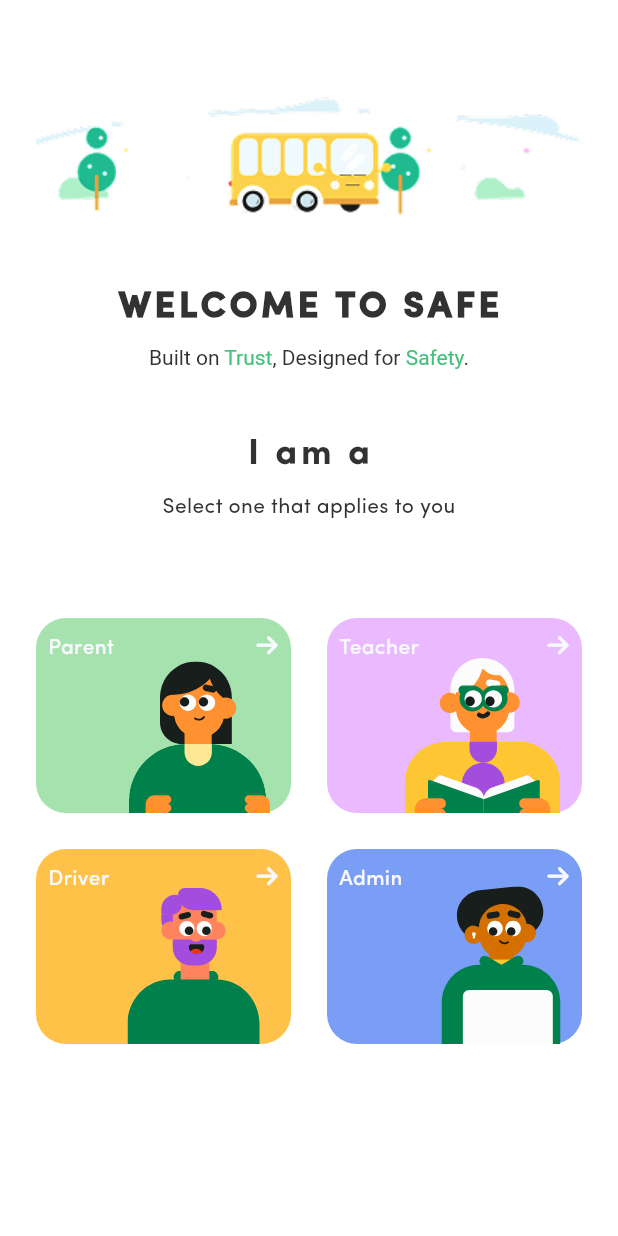
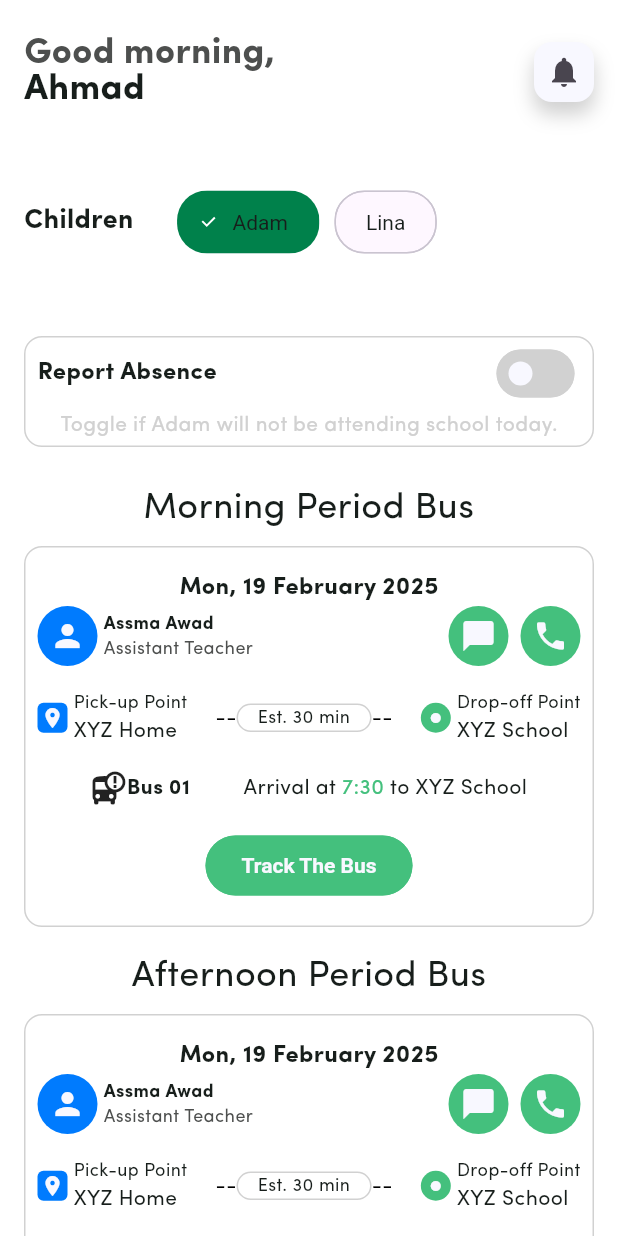
Before and after one commit to Dimah02/safe_bus, a Flutter app: the screen it shows after launch, on a phone screen of 412 x 824 dp. Run offline on Flutter 3.47's test engine with Material 3 defaults, Android fonts, the phone set to English and light mode, and no system bars; our stand-ins replace flutter_dotenv, flutter_svg, font_awesome_flutter, get_it, go_router, google_maps_flutter and 1 more; missing offline and left inert: flutter_polyline_points; project files that could hold a hidden picture were left out.

Commit message:
Parent home screen

```diff
--- a/lib/core/styles/colors.dart
+++ b/lib/core/styles/colors.dart
@@ -42,6 +42,8 @@ class KColors {
   static const labelSecondary = Color.fromRGBO(60, 60, 67, 0.6);
 
   static const routeRed = Color.fromRGBO(236, 56, 11, 0.98);
+  static const fadedRed = Color.fromRGBO(200, 72, 72, 1);
+    static const pinkishRed = Color.fromRGBO(200, 72, 72, 0.1);
 
   static const textFieldHintColor = Color(0xff9CA3AF);
   static const textFieldStrok = Color(0xffDFE4EA);
--- a/lib/core/styles/sizes.dart
+++ b/lib/core/styles/sizes.dart
@@ -15,6 +15,7 @@ class KSizes {
   static const double iconSm = 16.0;
   static const double iconMd = 24.0;
   static const double iconLg = 32.0;
+  static const double iconXlg = 48.0;
 
   // Font sizes
   static const double fonstSizexSm = 12.0;
@@ -44,6 +45,7 @@ class KSizes {
   static const double borderRadiusSm = 4.0;
   static const double bordarRadiusMd = 8.0;
   static const double borderRadiusLg = 12.0;
+  static const double borderRadiusxLg = 20.0;
 
   //Input field
   static const double inputFieldRAdius = 12.0;
--- a/lib/core/utils/app_routes.dart
+++ b/lib/core/utils/app_routes.dart
@@ -1,5 +1,6 @@
 import 'package:go_router/go_router.dart';
 import 'package:safe_bus/features/driver/map/presentation/driver_map_screen.dart';
+import 'package:safe_bus/features/parent/home/presentation/parent_home_screen.dart';
 import 'package:safe_bus/features/shared/login/presentation/views/login_screen.dart';
 import 'package:safe_bus/features/shared/login/presentation/views/splash_screen.dart';
 
@@ -11,14 +12,14 @@ abstract class AppRouter {
   static final String splash = "/";
   static final String login = "/login";
   static final String driverMap = "/driverMap";
+  static final String parentHomePage = "/parentHomePage";
   static final router = GoRouter(
     routes: [
       GoRoute(path: splash, builder: (context, state) => const SplashScreen()),
       GoRoute(path: login, builder: (context, state) => const LoginScreen()),
-      GoRoute(
-        path: driverMap,
-        builder: (context, state) => const DriverMapScreen(),
-      ),
+      GoRoute(path: driverMap, builder: (context, state) => const DriverMapScreen(),),
+      GoRoute(path: parentHomePage, builder: (context, state) => const ParentHomeScreen(),),
     ],
+    initialLocation: parentHomePage,
   );
 }
--- /dev/null
+++ b/lib/features/parent/home/presentation/parent_home_screen.dart
@@ -0,0 +1,128 @@
+import 'package:flutter/material.dart';
+import 'package:go_router/go_router.dart';
+import 'package:safe_bus/core/styles/sizes.dart';
+import 'package:safe_bus/core/styles/colors.dart';
+import 'package:safe_bus/core/utils/app_routes.dart';
+import 'package:safe_bus/features/parent/home/presentation/widgets/absence_report.dart';
+import 'package:safe_bus/features/parent/home/presentation/widgets/absence_switch_button.dart';
+import 'package:safe_bus/features/parent/home/presentation/widgets/bus_schedule.dart';
+import 'package:safe_bus/features/parent/home/presentation/widgets/children_list_view.dart';
+
+class ParentHomeScreen extends StatefulWidget {
+  const ParentHomeScreen({super.key});
+
+  @override
+  State<ParentHomeScreen> createState() => _ParentHomeScreenState();
+}
+
+class _ParentHomeScreenState extends State<ParentHomeScreen> {
+  bool isAbsent = false;
+
+  @override
+  Widget build(BuildContext context) { //header
+    return Scaffold(
+      body: SingleChildScrollView(
+        child: Padding(
+          padding: EdgeInsets.fromLTRB(KSizes.md, KSizes.lg, KSizes.md, 0),
+          child: Column(
+            mainAxisAlignment: MainAxisAlignment.center,
+            children: [
+              Row(
+                children: [
+                  Column(
+                    crossAxisAlignment: CrossAxisAlignment.start,
+                    children: [
+                      Text("Good morning,",
+                        style: TextStyle(
+                          color: KColors.darkGrey,
+                          fontWeight: FontWeight.bold,
+                          fontSize: KSizes.fonstSizexLg,
+                          height: 0
+                        )
+                      ),
+                      Text("Ahmad",
+                        style: TextStyle(
+                          color: KColors.black,
+                          fontWeight: FontWeight.bold,
+                          fontSize: KSizes.fonstSizexLg,
+                          height: 0
+                        )
+                      ),
+                    ],
+                  ),
+                  Spacer(),
+                  Container(
+                    height: 40,
+                    width: 40,
+                    decoration: BoxDecoration(
+                      color: KColors.white,
+                      borderRadius: BorderRadius.all(Radius.circular(KSizes.buttonRadius)),
+                      boxShadow: [
+                        BoxShadow(
+                          color: KColors.lighterGrey,
+                          blurRadius: 10,
+                          spreadRadius: 0.5,
+                          offset: Offset(0, 8)
+                        )
+                      ]
+                    ),
+                    child: IconButton(
+                      icon: Icon(Icons.notifications),
+                      iconSize: KSizes.iconMd,
+                      onPressed: () { //ToDo:
+                        GoRouter.of(context).push(AppRouter.splash);
+                      },
+                    ),
+                  ),
+                ],
+              ),
+              Row(
+                children: [
+                  Text("Children",
+                    style: TextStyle(
+                      color: KColors.black,
+                      fontWeight: FontWeight.bold,
+                      fontSize: KSizes.fonstSizeLg,
+                    ),
+                  ),
+                  Expanded(child: ChildrenList())
+                ],
+              ),
+              AbsenceSwitch(
+                onChanged: (value) {
+                  setState(() {
+                    isAbsent = value;
+                  });
+                },
+              ),
+              SizedBox(height: KSizes.defaultSpace,),
+              if(isAbsent)
+                AbsenceReport()
+              else
+                Column(
+                  children: [
+                    Text("Morning Period Bus",
+                      style: TextStyle(
+                        color: KColors.black,
+                        fontSize: KSizes.fonstSizexLg,
+                      ),
+                    textAlign: TextAlign.end,
+                    ),
+                    BusSchedule(),
+                    Text("Afternoon Period Bus",
+                      style: TextStyle(
+                        color: KColors.black,
+                        fontSize: KSizes.fonstSizexLg,
+                      ),
+                    textAlign: TextAlign.end,
+                    ),
+                    BusSchedule(),
+                  ],
+                )
+            ],
+          ),
+        ),
+      ),
+    );
+  }
+}
--- /dev/null
+++ b/lib/features/parent/home/presentation/widgets/absence_report.dart
@@ -0,0 +1,83 @@
+import 'package:flutter/material.dart';
+import 'package:safe_bus/core/styles/colors.dart';
+import 'package:safe_bus/core/styles/sizes.dart';
+
+class AbsenceReport extends StatefulWidget {
+  const AbsenceReport({super.key});
+
+  @override
+  State<AbsenceReport> createState() => _AbsenceReportState();
+}
+
+class _AbsenceReportState extends State<AbsenceReport> {
+  @override
+  Widget build(BuildContext context) {
+    return Container(
+      alignment: Alignment(0, 0),
+      padding: EdgeInsets.fromLTRB(KSizes.sm, KSizes.xs, KSizes.sm, KSizes.xs),
+      decoration: BoxDecoration(
+        border: Border.all(color: KColors.lighterGrey),
+        borderRadius: BorderRadius.all(Radius.circular(KSizes.buttonRadius)),
+      ),
+      child: Column(
+        children: [
+          Container(
+            height: 60,
+            width: 60,
+            margin: EdgeInsets.fromLTRB(0, KSizes.md, 0, KSizes.lg),
+            child: CircleAvatar(
+              backgroundColor: KColors.pinkishRed,
+              child: Icon(Icons.favorite_border, color: KColors.fadedRed, size: KSizes.iconXlg,),
+            ),
+          ),
+          Text("Adam is reported absent today",
+            style: TextStyle(
+              color: KColors.black,
+              fontWeight: FontWeight.bold,
+              fontSize: KSizes.fonstSizeLg,
+            ),
+          ),
+          SizedBox(height: KSizes.spaceBtwItems),
+          Text("We hope Adam is doing fine and will be back soon!",
+            style: TextStyle(
+              color: KColors.lighterGrey,
+              fontSize: KSizes.fonstSizeSm,
+            ),
+          ),
+          SizedBox(height: KSizes.spaceBtwSections),
+          ElevatedButton(
+            style: ButtonStyle(
+              backgroundColor: WidgetStatePropertyAll(KColors.fadedRed),
+              side: WidgetStatePropertyAll(BorderSide(color: KColors.fadedRed))
+            ),
+            child: Text("Cancel absence report",
+              style: TextStyle(
+                color: KColors.white,
+                fontWeight: FontWeight.bold,
+                fontSize: KSizes.fonstSizeSm
+              ),
+            ),
+            onPressed: () {
+              setState(() {
+                //ToDo:
+              });
+            },
+          ),
+          SizedBox(height: KSizes.xs),
+          Row(
+            mainAxisAlignment: MainAxisAlignment.center,
+            children: [
+              Icon(Icons.access_time, color: KColors.lighterGrey, size: KSizes.iconSm),
+              Text("Cancellation available for 29:51",
+                style: TextStyle(
+                  color: KColors.lighterGrey,
+                  fontSize: KSizes.fonstSizeSm
+                ),
+              ),
+            ],
+          )
+        ],
+      ),
+    );
+  }
+}
--- /dev/null
+++ b/lib/features/parent/home/presentation/widgets/absence_switch_button.dart
@@ -0,0 +1,63 @@
+import 'package:flutter/material.dart';
+import 'package:safe_bus/core/styles/colors.dart';
+import 'package:safe_bus/core/styles/sizes.dart';
+
+class AbsenceSwitch extends StatefulWidget {
+  final ValueChanged<bool> onChanged;
+
+  const AbsenceSwitch({super.key, required this.onChanged});
+
+  @override
+  State<AbsenceSwitch> createState() => _AbsenceSwitch();
+}
+
+class _AbsenceSwitch extends State<AbsenceSwitch> {
+  bool isAbsent = false;
+
+  @override
+  Widget build(BuildContext context) {
+    return Container(
+      padding: EdgeInsets.fromLTRB(KSizes.sm, 0, KSizes.sm, KSizes.xs),
+      decoration: BoxDecoration(
+        border: Border.all(color: KColors.lighterGrey),
+        borderRadius: BorderRadius.all(Radius.circular(KSizes.buttonRadius)),
+      ),
+      child: Column(
+        children: [
+          Row(
+            children: [
+              Text("Report Absence",
+                style: TextStyle(
+                  color: KColors.black,
+                  fontWeight: FontWeight.bold,
+                  fontSize: KSizes.fontSizeMd,
+                ),
+              ),
+              Spacer(),
+              Switch(
+                value: isAbsent,
+                activeColor: KColors.white,
+                activeTrackColor: KColors.blueAccent,
+                inactiveThumbColor: KColors.white,
+                inactiveTrackColor: KColors.lighterGrey,
+                trackOutlineColor: WidgetStatePropertyAll(KColors.lighterGrey),
+                onChanged: (value) {
+                  setState(() {
+                    isAbsent = value;
+                  });
+                  widget.onChanged(value);
+                },
+              )
+            ],
+          ),
+          Text("Toggle if Adam will not be attending school today.",
+            style: TextStyle(
+              color: KColors.lighterGrey,
+              fontSize: KSizes.fonstSizeSm,
+            ),
+          )
+        ],
+      ),
+    );
+  }
+}
--- /dev/null
+++ b/lib/features/parent/home/presentation/widgets/bus_schedule.dart
@@ -0,0 +1,213 @@
+import 'package:flutter/material.dart';
+import 'package:safe_bus/core/styles/colors.dart';
+import 'package:safe_bus/core/styles/sizes.dart';
+
+class BusSchedule extends StatefulWidget {
+  const BusSchedule({super.key});
+
+  @override
+  State<BusSchedule> createState() => _BusScheduleState();
+}
+
+class _BusScheduleState extends State<BusSchedule> {
+  @override
+  Widget build(BuildContext context) {
+    return Container(
+          alignment: Alignment(0, 0),
+          margin: EdgeInsets.fromLTRB(0, KSizes.sm, 0, KSizes.md),
+          padding: EdgeInsets.fromLTRB(KSizes.sm, KSizes.md, KSizes.sm, KSizes.md),
+          decoration: BoxDecoration(
+            border: Border.all(color: KColors.lighterGrey),
+            borderRadius: BorderRadius.all(Radius.circular(KSizes.buttonRadius)),
+          ),
+          child: Column(
+            children: [
+              Text("Mon, 19 February 2025",
+                style: TextStyle(
+                  color: KColors.black,
+                  fontWeight: FontWeight.bold,
+                  fontSize: KSizes.fontSizeMd,
+                ),
+              ),
+              Row(
+                children: [
+                  CircleAvatar(
+                  backgroundColor: KColors.fontBlue,
+                  child: Icon(Icons.person, color: KColors.white, size: KSizes.iconMd,),
+                  ),
+                  SizedBox(width: KSizes.xs,),
+                  Column(
+                    crossAxisAlignment: CrossAxisAlignment.start,
+                    children: [
+                      Text("Assma Awad",
+                        style: TextStyle(
+                          color: KColors.black,
+                          fontWeight: FontWeight.bold,
+                          fontSize: KSizes.fonstSizexSm,
+                        ),
+                      ),
+                      Text("Assistant Teacher",
+                        style: TextStyle(
+                          color: KColors.darkGrey,
+                          fontSize: KSizes.fonstSizexSm,
+                        ),
+                      ),
+                    ],
+                  ),
+                  Spacer(),
+                  CircleAvatar(
+                    backgroundColor: KColors.greenSecondary,
+                    child: IconButton(
+                      icon: Icon(Icons.messenger),
+                      color: KColors.white,
+                      iconSize: KSizes.iconMd,
+                      onPressed: () {
+                        //ToDo:
+                      },
+                    ),
+                  ),
+                  SizedBox(width: KSizes.sm,),
+                  CircleAvatar(
+                    backgroundColor: KColors.greenSecondary,
+                    child: IconButton(
+                      icon: Icon(Icons.phone),
+                      color: KColors.white,
+                      iconSize: KSizes.iconMd,
+                      onPressed: () {
+                        //ToDo:
+                      },
+                    ),
+                  ),
+                ],
+              ),
+              SizedBox(height: KSizes.spaceBtwItems,),
+              Row(
+                children: [
+                  Container(
+                    height: 20,
+                    width: 20,
+                    decoration: BoxDecoration(
+                      color: KColors.fontBlue,
+                      borderRadius: BorderRadius.circular(KSizes.borderRadiusSm)
+                    ),
+                    child: Icon(Icons.location_on, color: KColors.white, size: KSizes.iconSm,),
+                  ),
+                  SizedBox(width: KSizes.xs,),
+                  Column(
+                    crossAxisAlignment: CrossAxisAlignment.start,
+                    children: [
+                      Text("Pick-up Point",
+                        style: TextStyle(
+                          color: KColors.black,
+                          fontSize: KSizes.fonstSizexSm,
+                        ),
+                      ),
+                      Text("XYZ Home",
+                        style: TextStyle(
+                          color: KColors.black,
+                          fontSize: KSizes.fonstSizeSm,
+                        ),
+                      ),
+                    ],
+                  ),
+                  Spacer(),
+                  Text("--"),
+                  Container(
+                    width: 90,
+                    decoration: BoxDecoration(
+                      border: Border.all(color: KColors.lighterGrey),
+                      borderRadius: BorderRadius.circular(KSizes.borderRadiusLg)
+                    ),
+                    child: Text("Est. 30 min",
+                      style: TextStyle(
+                        color: KColors.black,
+                        fontSize: KSizes.fonstSizexSm,
+                      ),
+                      textAlign: TextAlign.center,
+                    ),
+                  ),
+                  Text("--"),
+                  Spacer(),
+                  Container(
+                    height: 20,
+                    width: 20,
+                    decoration: BoxDecoration(
+                      color: KColors.greenSecondary,
+                      borderRadius: BorderRadius.circular(KSizes.borderRadiusxLg)
+                    ),
+                    child: Icon(Icons.circle, color: KColors.white, size: KSizes.sm,),
+                  ),
+                  SizedBox(width: KSizes.xs,),
+                  Column(
+                    crossAxisAlignment: CrossAxisAlignment.start,
+                    children: [
+                      Text("Drop-off Point",
+                        style: TextStyle(
+                          color: KColors.black,
+                          fontSize: KSizes.fonstSizexSm,
+                        ),
+                      ),
+                      Text("XYZ School",
+                        style: TextStyle(
+                          color: KColors.black,
+                          fontSize: KSizes.fonstSizeSm,
+                        ),
+                      ),
+                    ],
+                  ),
+                ],
+              ),
+              SizedBox(height: KSizes.spaceBtwItems,),
+              Row(
+                mainAxisAlignment: MainAxisAlignment.center,
+                children: [
+                  Spacer(),
+                  Icon(Icons.bus_alert, size: KSizes.iconMd,),
+                  Text("Bus 01",
+                    style: TextStyle(
+                      color: KColors.black,
+                      fontWeight: FontWeight.bold,
+                      fontSize: KSizes.fonstSizeSm,
+                    ),
+                  ),
+                  Spacer(),
+                  Text("Arrival at",
+                    style: TextStyle(
+                      color: KColors.black,
+                      fontSize: KSizes.fonstSizeSm,
+                    ),
+                  ),
+                  Text(" 7:30 ",
+                    style: TextStyle(
+                      color: KColors.greenSecondary,
+                      fontSize: KSizes.fonstSizeSm,
+                    ),
+                  ),
+                  Text("to XYZ School",
+                    style: TextStyle(
+                      color: KColors.black,
+                      fontSize: KSizes.fonstSizeSm,
+                    ),
+                  ),
+                  Spacer()
+                ],
+              ),
+              SizedBox(height: KSizes.spaceBtwItems,),
+              ElevatedButton(child: Text("Track The Bus",
+                  style: TextStyle(
+                    color: KColors.white,
+                    fontWeight: FontWeight.bold,
+                    fontSize: KSizes.fonstSizeSm
+                  ),
+                ),
+                onPressed: () {
+                  setState(() {
+                    //ToDo:
+                  });
+                },
+              ),
+            ],
+          ),
+        );
+  }
+}
--- /dev/null
+++ b/lib/features/parent/home/presentation/widgets/children_list_view.dart
@@ -0,0 +1,50 @@
+import 'package:flutter/material.dart';
+import 'package:safe_bus/core/styles/colors.dart';
+import 'package:safe_bus/core/styles/sizes.dart';
+
+class ChildrenList extends StatefulWidget {
+  const ChildrenList({super.key});
+
+  @override
+  State<ChildrenList> createState() => _ChildrenListState();
+}
+
+class _ChildrenListState extends State<ChildrenList> {
+  final List<String> children = ["Adam", "Lina"];
+  String selectedChild = "Adam";
+
+  @override
+  Widget build(BuildContext context) {
+    return Container(
+      height: 152,
+      padding: EdgeInsets.all(KSizes.lg),
+      child: ListView.builder(
+        scrollDirection: Axis.horizontal,
+        itemCount: children.length,
+        itemBuilder:(context, index) {
+        final currentChild = children[index];
+        return Padding(
+          padding: EdgeInsets.symmetric(horizontal: 5),
+          child: ChoiceChip(
+            label: Text(currentChild,
+              style: TextStyle(
+                color: KColors.black,
+                fontSize: KSizes.fonstSizeSm
+              ),
+            ),
+            shape: RoundedRectangleBorder(
+              borderRadius: BorderRadius.circular(KSizes.borderRadiusxLg)
+            ),
+            selected: selectedChild == currentChild,
+            onSelected: (selected) {
+              setState((){
+                selectedChild = currentChild;
+              });
+            },
+          )
+        );
+        },
+      )
+    );
+  }
+}
```
Also changed, not shown: pubspec.lock, 1 other file.
